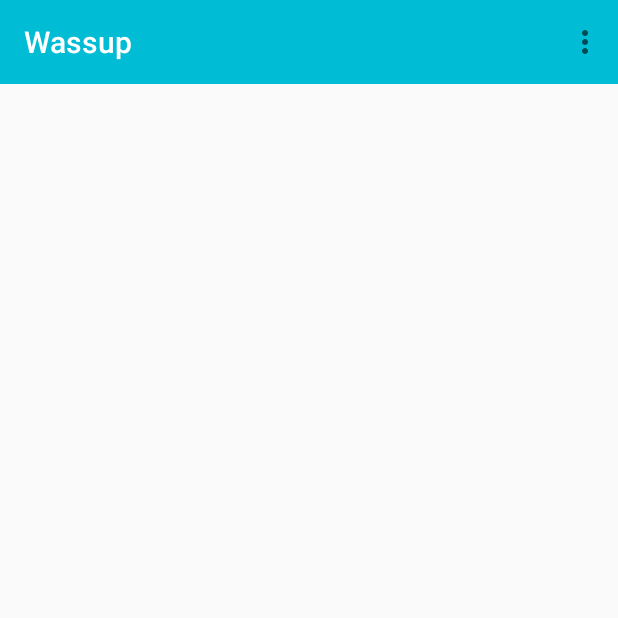
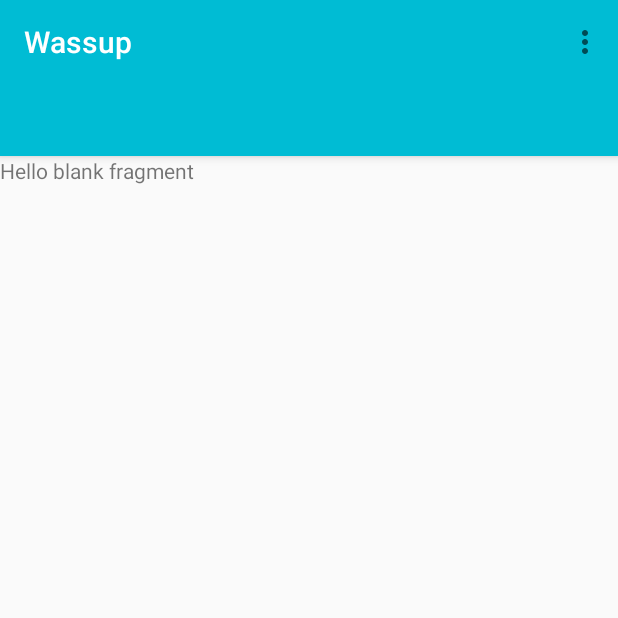
Before and after one commit to SaumiaRocks/Wassup, an Android app: the screen it shows after launch once a user with an empty profile is signed in (MainActivity), on a phone screen of 412 x 824 dp, the top half of it. Run offline under Robolectric (Android 15) with nearby library versions, the phone set to English and light mode, and no system bars; our stand-ins replace Firebase (no records; nobody signed in at launch, a user with empty details on screens opened directly).

Commit message:
Fragments

```diff
--- a/app/build.gradle
+++ b/app/build.gradle
@@ -24,6 +24,7 @@ dependencies {
     implementation 'com.android.support.constraint:constraint-layout:1.0.2'
     implementation 'com.google.firebase:firebase-auth:11.0.4'
     implementation 'com.android.support:design:26.1.0'
+    implementation 'com.android.support:support-v4:26.1.0'
     testImplementation 'junit:junit:4.12'
     androidTestImplementation 'com.android.support.test:runner:1.0.1'
     androidTestImplementation 'com.android.support.test.espresso:espresso-core:3.0.1'
@@ -33,4 +34,9 @@ dependencies {
 
 
 
+
+
+
+
+
 apply plugin: 'com.google.gms.google-services'
--- /dev/null
+++ b/app/src/main/java/com/example/designstudioiitr/wassup/ChatFragment.java
@@ -0,0 +1,29 @@
+package com.example.designstudioiitr.wassup;
+
+
+import android.os.Bundle;
+import android.support.v4.app.Fragment;
+import android.view.LayoutInflater;
+import android.view.View;
+import android.view.ViewGroup;
+
+
+/**
+ * A simple {@link Fragment} subclass.
+ */
+public class ChatFragment extends Fragment {
+
+
+    public ChatFragment() {
+        // Required empty public constructor
+    }
+
+
+    @Override
+    public View onCreateView(LayoutInflater inflater, ViewGroup container,
+                             Bundle savedInstanceState) {
+        // Inflate the layout for this fragment
+        return inflater.inflate(R.layout.fragment_chat, container, false);
+    }
+
+}
--- /dev/null
+++ b/app/src/main/java/com/example/designstudioiitr/wassup/FriendsFragment.java
@@ -0,0 +1,29 @@
+package com.example.designstudioiitr.wassup;
+
+
+import android.os.Bundle;
+import android.support.v4.app.Fragment;
+import android.view.LayoutInflater;
+import android.view.View;
+import android.view.ViewGroup;
+
+
+/**
+ * A simple {@link Fragment} subclass.
+ */
+public class FriendsFragment extends Fragment {
+
+
+    public FriendsFragment() {
+        // Required empty public constructor
+    }
+
+
+    @Override
+    public View onCreateView(LayoutInflater inflater, ViewGroup container,
+                             Bundle savedInstanceState) {
+        // Inflate the layout for this fragment
+        return inflater.inflate(R.layout.fragment_friends, container, false);
+    }
+
+}
--- a/app/src/main/java/com/example/designstudioiitr/wassup/MainActivity.java
+++ b/app/src/main/java/com/example/designstudioiitr/wassup/MainActivity.java
@@ -1,6 +1,8 @@
 package com.example.designstudioiitr.wassup;
 
 import android.content.Intent;
+import android.support.design.widget.TabLayout;
+import android.support.v4.view.ViewPager;
 import android.support.v7.app.AppCompatActivity;
 import android.os.Bundle;
 import android.view.Menu;
@@ -14,6 +16,9 @@ public class MainActivity extends AppCompatActivity {
     FirebaseAuth firebaseAuth;
     FirebaseUser currentUser;
     android.support.v7.widget.Toolbar toolbar;
+    ViewPager viewPager;
+    MainPageAdapter mainPageAdapter;
+    TabLayout mainPageTabLayout;
 
     @Override
     protected void onCreate(Bundle savedInstanceState) {
@@ -21,6 +26,11 @@ public class MainActivity extends AppCompatActivity {
         setContentView(R.layout.activity_main);
 
         toolbar = findViewById(R.id.app_bar_main_activity);
+        viewPager = findViewById(R.id.vpMainPage);
+        mainPageAdapter = new MainPageAdapter(getSupportFragmentManager());
+        mainPageTabLayout = findViewById(R.id.tabs_main_page);
+
+        viewPager.setAdapter(mainPageAdapter);
 
         //setting up tool bar
         setSupportActionBar(toolbar);
@@ -38,7 +48,9 @@ public class MainActivity extends AppCompatActivity {
     private void displayWelcomeScreen() {
 
         //back to start
-        startActivity(new Intent(MainActivity.this, RegisterActivity.class));
+        Intent intent = new Intent(MainActivity.this, WelcomeActivity.class);
+        intent.addFlags(Intent.FLAG_ACTIVITY_CLEAR_TASK | Intent.FLAG_ACTIVITY_NEW_TASK);
+        startActivity(intent);
         finish();
     }
 
--- /dev/null
+++ b/app/src/main/java/com/example/designstudioiitr/wassup/MainPageAdapter.java
@@ -0,0 +1,38 @@
+package com.example.designstudioiitr.wassup;
+
+import android.support.v4.app.Fragment;
+import android.support.v4.app.FragmentManager;
+import android.support.v4.app.FragmentPagerAdapter;
+
+/**
+ * Created by Saumia Singhal on 3/28/2018.
+ */
+
+public class MainPageAdapter extends FragmentPagerAdapter {
+
+    private final static int NUM_FRAGMENTS = 3;
+
+    public MainPageAdapter(FragmentManager fm) {
+        super(fm);
+    }
+
+    @Override
+    public Fragment getItem(int position) {
+
+        switch (position) {
+            case 0 :
+                return (new ChatFragment());
+            case 1 :
+                return (new FriendsFragment());
+            case 2 :
+                return (new ChatRequestsFragment());
+            default :
+                return null;
+        }
+    }
+
+    @Override
+    public int getCount() {
+        return NUM_FRAGMENTS;
+    }
+}
--- a/app/src/main/res/layout/activity_main.xml
+++ b/app/src/main/res/layout/activity_main.xml
@@ -7,8 +7,28 @@
     tools:context="com.example.designstudioiitr.wassup.MainActivity"
     >
 
+    <android.support.design.widget.AppBarLayout
+        android:id="@+id/abl_main_page"
+        android:layout_width="match_parent"
+        android:layout_height="wrap_content">
+
     <include layout="@layout/layout_app_bar"
-        android:id="@+id/app_bar_main_activity"/>
+        android:id="@+id/app_bar_main_activity"
+        />
+
+        <android.support.design.widget.TabLayout
+            android:id="@+id/tabs_main_page"
+            android:layout_width="match_parent"
+            android:layout_height="wrap_content" />
 
 
+    </android.support.design.widget.AppBarLayout>
+
+    <android.support.v4.view.ViewPager
+        android:id="@+id/vpMainPage"
+        android:layout_width="match_parent"
+        android:layout_height="wrap_content"
+        android:layout_below="@+id/abl_main_page"
+        />
+
 </RelativeLayout>
--- /dev/null
+++ b/app/src/main/res/layout/fragment_chat.xml
@@ -0,0 +1,13 @@
+<FrameLayout xmlns:android="http://schemas.android.com/apk/res/android"
+    xmlns:tools="http://schemas.android.com/tools"
+    android:layout_width="match_parent"
+    android:layout_height="match_parent"
+    tools:context="com.example.designstudioiitr.wassup.ChatFragment">
+
+    <!-- TODO: Update blank fragment layout -->
+    <TextView
+        android:layout_width="match_parent"
+        android:layout_height="match_parent"
+        android:text="@string/hello_blank_fragment" />
+
+</FrameLayout>
--- a/app/src/main/res/values/strings.xml
+++ b/app/src/main/res/values/strings.xml
@@ -6,4 +6,7 @@
     <string name="need_a_new_account">Need a new Account?</string>
     <string name="already_have_account">Already have Account?</string>
     <string name="welcome_to_wassup">Welcome to Wassup!</string>
+
+    <!-- TODO: Remove or change this placeholder text -->
+    <string name="hello_blank_fragment">Hello blank fragment</string>
 </resources>
```
Also changed, not shown: app/src/main/AndroidManifest.xml (+9 -8 lines), app/src/main/java/com/example/designstudioiitr/wassup/ChatRequestsFragment.java (added, +29 -0 lines), app/src/main/java/com/example/designstudioiitr/wassup/LoginActivity.java (+4 -5 lines), app/src/main/java/com/example/designstudioiitr/wassup/ProfileActivity.java (added, +13 -0 lines), app/src/main/java/com/example/designstudioiitr/wassup/RegisterActivity.java (+6 -9 lines), app/src/main/java/com/example/designstudioiitr/wassup/WelcomeActivity.java (+24 -0 lines), app/src/main/res/layout/activity_profile.xml (added, +9 -0 lines), app/src/main/res/layout/fragment_chat_requests.xml (added, +13 -0 lines), app/src/main/res/layout/fragment_friends.xml (added, +13 -0 lines).
